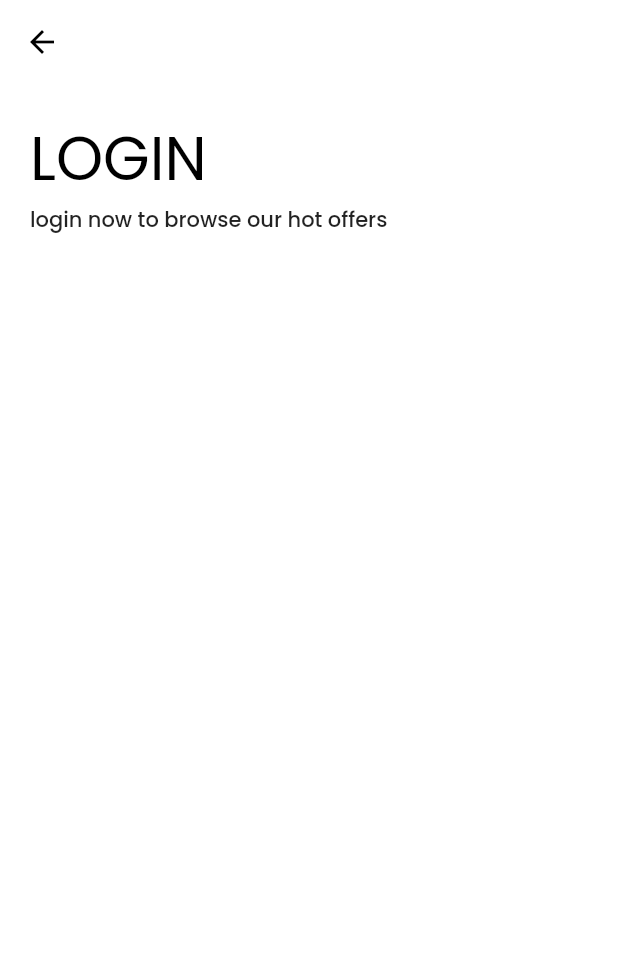
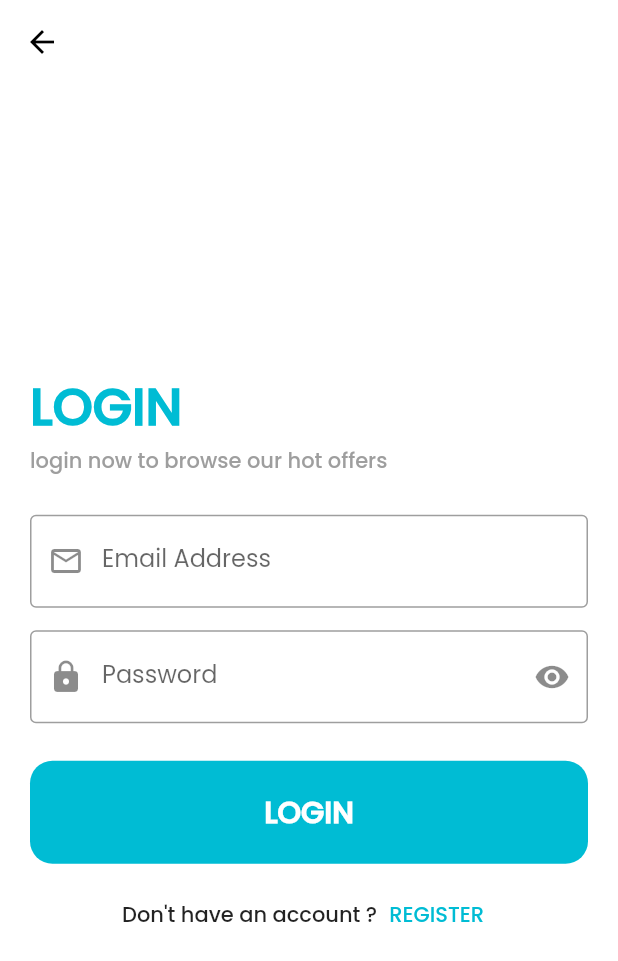
Before and after one commit to Omar99323/Store-app, a Flutter app: the LogInPage screen opened directly, on a phone screen of 412 x 824 dp. Shown: the top 961 px of the screen. Run offline on Flutter 3.47's test engine with Material 2 defaults, Android fonts, the phone set to English and light mode, and no system bars; our stand-ins replace bloc, smooth_page_indicator.

Commit message:
finishing login page UI and create login cubit

```diff
--- /dev/null
+++ b/lib/cubits/login_cubit/login_state.dart
@@ -0,0 +1,3 @@
+abstract class LogInStates {}
+
+class LogInInitialState extends LogInStates {}
--- a/lib/pages/home_page.dart
+++ b/lib/pages/home_page.dart
@@ -2,6 +2,7 @@ import 'package:flutter/material.dart';
 
 class HomePage extends StatelessWidget {
   const HomePage({super.key});
+  static String id = 'HomePage' ;
 
   @override
   Widget build(BuildContext context) {
--- a/lib/pages/login.dart
+++ b/lib/pages/login.dart
@@ -1,27 +1,98 @@
 import 'package:flutter/material.dart';
+import 'package:store_app/pages/register.dart';
+import 'package:store_app/widgets/custom_button.dart';
+import 'package:store_app/widgets/custom_form_field.dart';
 
 class LogInPage extends StatelessWidget {
   const LogInPage({super.key});
+  static String id = 'LogInPage';
 
   @override
   Widget build(BuildContext context) {
+    var emailcontrol = TextEditingController();
+    var passwordcontrol = TextEditingController();
     return Scaffold(
       appBar: AppBar(),
-      body: Padding(
+      body: Center(
+        child: SingleChildScrollView(
+          child: Padding(
             padding: const EdgeInsets.all(20.0),
             child: Column(
               crossAxisAlignment: CrossAxisAlignment.start,
               children: [
                 Text(
                   'LOGIN',
-              style: Theme.of(context).textTheme.headlineLarge,
+                  style: Theme.of(context)
+                      .textTheme
+                      .headlineMedium!
+                      .copyWith(fontWeight: FontWeight.bold,),
                 ),
                 Text(
                   'login now to browse our hot offers',
+                  style: Theme.of(context).textTheme.bodyLarge!.copyWith(
+                        color: Colors.grey,
+                      ),
+                ),
+                const SizedBox(
+                  height: 25,
+                ),
+                CustomFormField(
+                  controler: emailcontrol,
+                  starticon: Icons.email_outlined,
+                  label: 'Email Address',
+                  type: TextInputType.emailAddress,
+                  // ignore: body_might_complete_normally_nullable
+                  validator: (value) {
+                    if (value!.isEmpty) {
+                      return 'Please enter your email address';
+                    }
+                  },
+                ),
+                const SizedBox(
+                  height: 15,
+                ),
+                CustomFormField(
+                  controler: passwordcontrol,
+                  starticon: Icons.lock,
+                  endicon: Icons.visibility,
+                  endIconOnPressed: () {},
+                  label: 'Password',
+                  type: TextInputType.visiblePassword,
+                  // ignore: body_might_complete_normally_nullable
+                  validator: (value) {
+                    if (value!.isEmpty) {
+                      return 'Please enter your password';
+                    }
+                  },
+                ),
+                const SizedBox(
+                  height: 25,
+                ),
+                CustomButton(
+                  text: 'LOGIN',
+                  onpress: () {},
+                ),
+                const SizedBox(
+                  height: 10,
+                ),
+                Row(
+                  mainAxisAlignment: MainAxisAlignment.center,
+                  children: [
+                    Text(
+                      'Don\'t have an account ?',
                       style: Theme.of(context).textTheme.bodyLarge,
                     ),
-
+                    TextButton(
+                      onPressed: () {
+                        Navigator.pushNamed(context, RegisterPage.id);
+                      },
+                      child: const Text('REGISTER'),
+                    ),
                   ],
+                ),
+              ],
+            ),
+          ),
         ),
       ),
     );
--- a/lib/pages/onboard_page.dart
+++ b/lib/pages/onboard_page.dart
@@ -6,6 +6,9 @@ class OnBoardPage extends StatelessWidget {
     super.key,
     required this.model,
   });
+
+  static String id = 'OnBoardPage' ;
+
   final OnBoardModel model;
 
   @override
--- a/lib/pages/register.dart
+++ b/lib/pages/register.dart
@@ -2,9 +2,12 @@ import 'package:flutter/material.dart';
 
 class RegisterPage extends StatelessWidget {
   const RegisterPage({super.key});
+  static String id = 'RegisterPage';
 
   @override
   Widget build(BuildContext context) {
-    return const Scaffold();
+    return Scaffold(
+      appBar: AppBar(),
+    );
   }
 }
--- /dev/null
+++ b/lib/widgets/custom_button.dart
@@ -0,0 +1,39 @@
+import 'package:flutter/material.dart';
+import 'package:store_app/helpers/consts.dart';
+
+class CustomButton extends StatelessWidget {
+  const CustomButton({
+    super.key,
+    required this.onpress, required this.text,
+  });
+
+  final void Function() onpress;
+  final String text;
+
+  @override
+  Widget build(BuildContext context) {
+    return Container(
+      decoration: BoxDecoration(
+        color: maincolor,
+        borderRadius: BorderRadius.circular(15),
+      ),
+      height: MediaQuery.of(context).size.height / 12,
+      width: double.infinity,
+      child: Center(
+        child: MaterialButton(
+          minWidth: double.infinity,
+          height: MediaQuery.of(context).size.height / 13,
+          onPressed: onpress,
+          child: Text(
+            text,
+            style: TextStyle(
+              fontWeight: FontWeight.bold,
+              fontSize: 20,
+              color: white,
+            ),
+          ),
+        ),
+      ),
+    );
+  }
+}
--- a/lib/widgets/custom_form_field.dart
+++ b/lib/widgets/custom_form_field.dart
@@ -0,0 +1,45 @@
+import 'package:flutter/material.dart';
+
+class CustomFormField extends StatelessWidget {
+  const CustomFormField(
+      {super.key,
+      required this.controler,
+      required this.label,
+      required this.starticon,
+      this.endicon,
+      required this.type,
+      required this.validator,
+      this.onsubmit,
+      this.ontap,
+      this.endIconOnPressed});
+
+  final TextEditingController controler;
+  final String label;
+  final IconData starticon;
+  final IconData? endicon;
+  final TextInputType type;
+  final String? Function(String?)? validator;
+  final void Function(String)? onsubmit;
+  final void Function()? ontap;
+  final void Function()? endIconOnPressed;
+
+  @override
+  Widget build(BuildContext context) {
+    return TextFormField(
+      controller: controler,
+      validator: validator,
+      keyboardType: type,
+      onTap: ontap,
+      onFieldSubmitted: onsubmit,
+      decoration: InputDecoration(
+        border: const OutlineInputBorder(),
+        label: Text(label),
+        prefixIcon: Icon(starticon),
+        suffixIcon: IconButton(
+          icon: Icon(endicon),
+          onPressed: endIconOnPressed,
+        ),
+      ),
+    );
+  }
+}
```
Also changed, not shown: lib/cubits/login_cubit/login_cubit.dart (added, +8 -0 lines), lib/main.dart (+19 -4 lines), lib/pages/onboarding_pages.dart (+6 -16 lines). Lines whose indentation alone changed are shown as unchanged.
